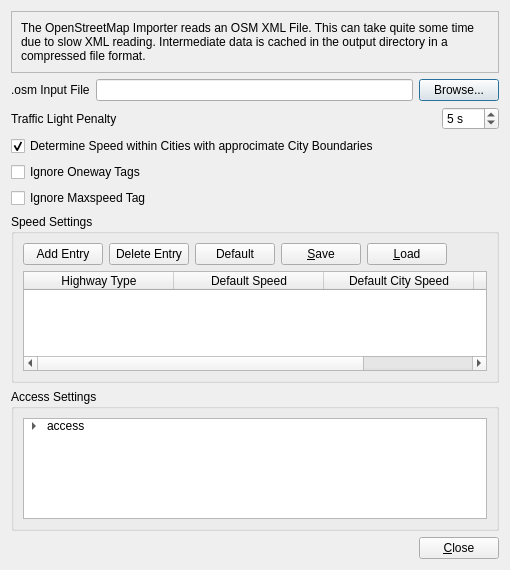
First picture: the form in plugins/osmimporter/oisettingsdialog.ui, repository shentok/MoNav, before the edit.
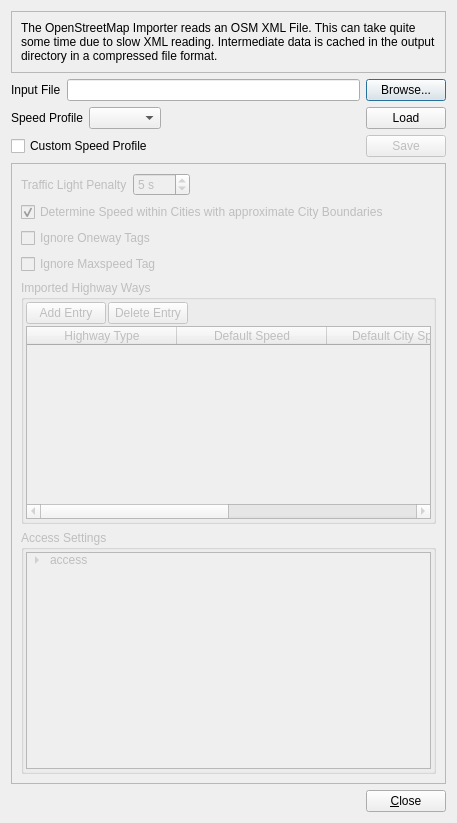
Second picture: the form after the edit.

Commit message: OSMI: Stored all OSMI settings in speed profiles. Provided some premade speed profiles for motorcar, bycicle and foot

The edit to the form file:
```diff
--- a/plugins/osmimporter/oisettingsdialog.ui
+++ b/plugins/osmimporter/oisettingsdialog.ui
@@ -9,14 +9,14 @@
    <rect>
     <x>0</x>
     <y>0</y>
-    <width>510</width>
-    <height>570</height>
+    <width>457</width>
+    <height>823</height>
    </rect>
   </property>
   <property name="windowTitle">
    <string>OpenStreetMap Importer Settings</string>
   </property>
-  <layout class="QVBoxLayout" name="verticalLayout">
+  <layout class="QVBoxLayout" name="verticalLayout_4">
    <item>
     <widget class="QFrame" name="frame">
      <property name="sizePolicy">
@@ -59,7 +59,7 @@
         </sizepolicy>
        </property>
        <property name="text">
-        <string>.osm Input File</string>
+        <string>Input File</string>
        </property>
        <property name="buddy">
         <cstring>inputEdit</cstring>
@@ -85,7 +85,93 @@
     </layout>
    </item>
    <item>
-    <layout class="QHBoxLayout" name="horizontalLayout_3">
+    <layout class="QHBoxLayout" name="horizontalLayout_6">
+     <item>
+      <widget class="QLabel" name="label_4">
+       <property name="text">
+        <string>Speed Profile</string>
+       </property>
+      </widget>
+     </item>
+     <item>
+      <widget class="QComboBox" name="speedProfileChooser"/>
+     </item>
+     <item>
+      <spacer name="horizontalSpacer_2">
+       <property name="orientation">
+        <enum>Qt::Horizontal</enum>
+       </property>
+       <property name="sizeHint" stdset="0">
+        <size>
+         <width>40</width>
+         <height>20</height>
+        </size>
+       </property>
+      </spacer>
+     </item>
+     <item>
+      <widget class="QPushButton" name="loadButton">
+       <property name="text">
+        <string>Load</string>
+       </property>
+      </widget>
+     </item>
+    </layout>
+   </item>
+   <item>
+    <layout class="QHBoxLayout" name="horizontalLayout_7">
+     <item>
+      <widget class="QCheckBox" name="checkBox">
+       <property name="sizePolicy">
+        <sizepolicy hsizetype="Minimum" vsizetype="Preferred">
+         <horstretch>0</horstretch>
+         <verstretch>0</verstretch>
+        </sizepolicy>
+       </property>
+       <property name="text">
+        <string>Custom Speed Profile</string>
+       </property>
+      </widget>
+     </item>
+     <item>
+      <spacer name="horizontalSpacer_5">
+       <property name="orientation">
+        <enum>Qt::Horizontal</enum>
+       </property>
+       <property name="sizeHint" stdset="0">
+        <size>
+         <width>40</width>
+         <height>20</height>
+        </size>
+       </property>
+      </spacer>
+     </item>
+     <item>
+      <widget class="QPushButton" name="saveButton">
+       <property name="enabled">
+        <bool>false</bool>
+       </property>
+       <property name="text">
+        <string>Save</string>
+       </property>
+      </widget>
+     </item>
+    </layout>
+   </item>
+   <item>
+    <widget class="QFrame" name="customSettings">
+     <property name="enabled">
+      <bool>false</bool>
+     </property>
+     <property name="frameShape">
+      <enum>QFrame::StyledPanel</enum>
+     </property>
+     <property name="frameShadow">
+      <enum>QFrame::Raised</enum>
+     </property>
+     <layout class="QVBoxLayout" name="verticalLayout_3">
+      <item>
+       <layout class="QHBoxLayout" name="horizontalLayout_4">
      <item>
       <widget class="QLabel" name="label_3">
        <property name="text">
@@ -93,19 +179,6 @@
        </property>
       </widget>
      </item>
-     <item>
-      <spacer name="horizontalSpacer">
-       <property name="orientation">
-        <enum>Qt::Horizontal</enum>
-       </property>
-       <property name="sizeHint" stdset="0">
-        <size>
-         <width>40</width>
-         <height>20</height>
-        </size>
-       </property>
-      </spacer>
-     </item>
      <item>
       <widget class="QSpinBox" name="trafficLightPenalty">
        <property name="frame">
@@ -122,12 +195,25 @@
        </property>
       </widget>
      </item>
+        <item>
+         <spacer name="horizontalSpacer">
+          <property name="orientation">
+           <enum>Qt::Horizontal</enum>
+          </property>
+          <property name="sizeHint" stdset="0">
+           <size>
+            <width>40</width>
+            <height>20</height>
+           </size>
+          </property>
+         </spacer>
+        </item>
     </layout>
    </item>
    <item>
     <widget class="QCheckBox" name="setDefaultCitySpeed">
      <property name="text">
-      <string>Determine Speed within Cities with approcimate City Boundaries</string>
+         <string>Determine Speed within Cities with approximate City Boundaries</string>
      </property>
      <property name="checked">
       <bool>true</bool>
@@ -151,11 +237,17 @@
    <item>
     <widget class="QGroupBox" name="groupBox">
      <property name="title">
-      <string>Speed Settings</string>
-     </property>
-     <layout class="QVBoxLayout" name="verticalLayout_2">
+         <string>Imported Highway Ways</string>
+        </property>
+        <layout class="QVBoxLayout" name="verticalLayout">
+         <property name="spacing">
+          <number>2</number>
+         </property>
+         <property name="margin">
+          <number>2</number>
+         </property>
       <item>
-       <layout class="QHBoxLayout" name="horizontalLayout_4">
+          <layout class="QHBoxLayout" name="horizontalLayout_3">
         <item>
          <widget class="QPushButton" name="addRowButton">
           <property name="text">
@@ -170,27 +262,6 @@
           </property>
          </widget>
         </item>
-        <item>
-         <widget class="QPushButton" name="defaultButton">
-          <property name="text">
-           <string>Default</string>
-          </property>
-         </widget>
-        </item>
-        <item>
-         <widget class="QPushButton" name="saveButton">
-          <property name="text">
-           <string>&amp;Save</string>
-          </property>
-         </widget>
-        </item>
-        <item>
-         <widget class="QPushButton" name="loadButton">
-          <property name="text">
-           <string>&amp;Load</string>
-          </property>
-         </widget>
-        </item>
         <item>
          <spacer name="horizontalSpacer_3">
           <property name="orientation">
@@ -211,9 +282,6 @@
         <property name="columnCount">
          <number>4</number>
         </property>
-        <attribute name="horizontalHeaderVisible">
-         <bool>true</bool>
-        </attribute>
         <attribute name="horizontalHeaderDefaultSectionSize">
          <number>150</number>
         </attribute>
@@ -234,7 +302,7 @@
         </column>
         <column>
          <property name="text">
-          <string>Average Speed %</string>
+             <string>Average Speed</string>
          </property>
         </column>
        </widget>
@@ -247,7 +315,13 @@
      <property name="title">
       <string>Access Settings</string>
      </property>
-     <layout class="QVBoxLayout" name="verticalLayout_3">
+        <layout class="QVBoxLayout" name="verticalLayout_2">
+         <property name="spacing">
+          <number>2</number>
+         </property>
+         <property name="margin">
+          <number>2</number>
+         </property>
       <item>
        <widget class="QTreeWidget" name="accessTree">
         <property name="editTriggers">
@@ -421,6 +495,15 @@
      </layout>
     </widget>
    </item>
+     </layout>
+     <zorder></zorder>
+     <zorder>groupBox</zorder>
+     <zorder>ignoreOneway</zorder>
+     <zorder>ignoreMaxspeed</zorder>
+     <zorder>groupBox_2</zorder>
+     <zorder>setDefaultCitySpeed</zorder>
+    </widget>
+   </item>
    <item>
     <layout class="QHBoxLayout" name="horizontalLayout_5">
      <item>
```
Left out of the diff: 36 changed lines with no effect on the pictures. Lines whose indentation alone changed are shown as unchanged. The commit also changes 7 other files.
